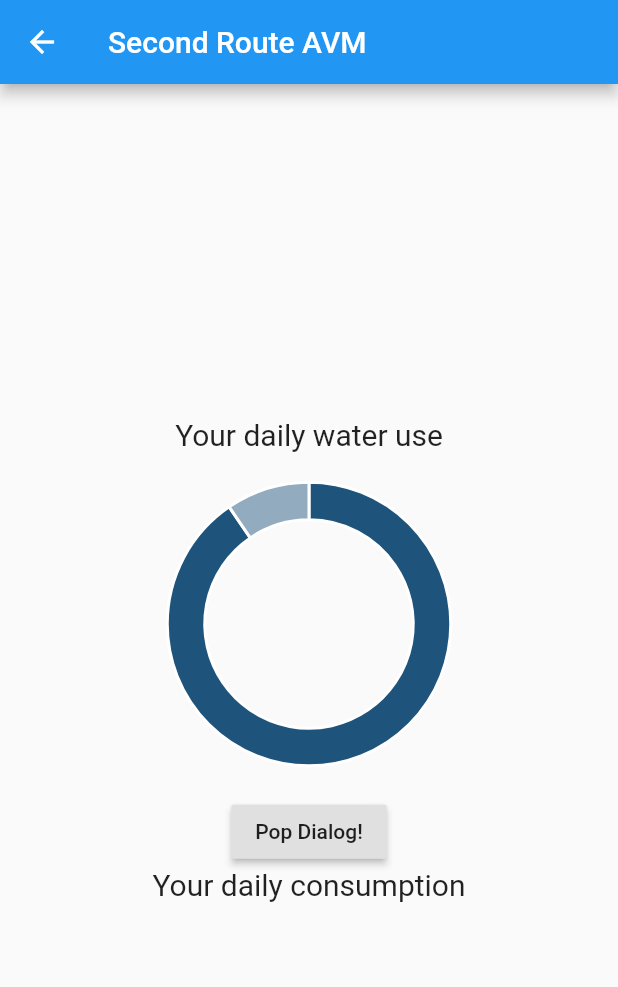
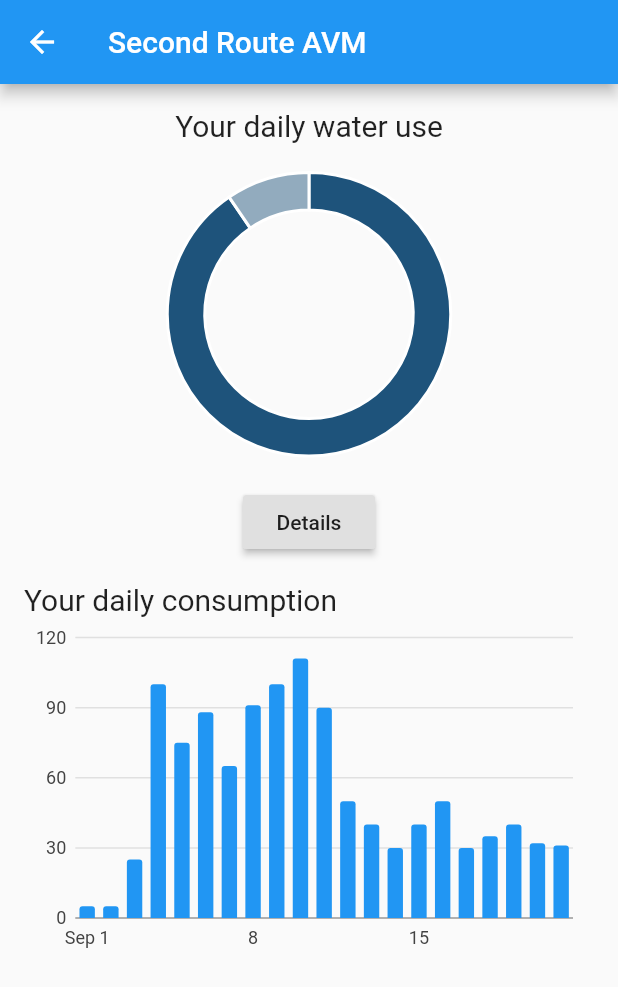
Before and after one commit to CurtesMalteser/AVMapp, a Flutter app: the SecondRoute screen opened directly, on a phone screen of 412 x 824 dp. Shown: the top 987 px of the screen. Run offline on Flutter 3.47's test engine with Material 2 defaults, Android fonts, the light colour scheme and no system bars; our stand-ins replace charts_flutter; network calls fail.

Commit message:
added padding

```diff
--- /dev/null
+++ b/lib/TimeSeriesChart.dart
@@ -0,0 +1,83 @@
+/// Example of a time series chart using a bar renderer.
+import 'package:charts_flutter/flutter.dart' as charts;
+import 'package:flutter/material.dart';
+
+class TimeSeriesBar extends StatelessWidget {
+  final List<charts.Series<TimeSeriesSales, DateTime>> seriesList;
+  final bool animate;
+
+  TimeSeriesBar(this.seriesList, {this.animate});
+
+  /// Creates a [TimeSeriesChart] with sample data and no transition.
+  factory TimeSeriesBar.withSampleData() {
+    return new TimeSeriesBar(
+      _createSampleData(),
+      // Disable animations for image tests.
+      animate: false,
+    );
+  }
+
+
+  @override
+  Widget build(BuildContext context) {
+    return new charts.TimeSeriesChart(
+      seriesList,
+      animate: animate,
+      // Set the default renderer to a bar renderer.
+      // This can also be one of the custom renderers of the time series chart.
+      defaultRenderer: new charts.BarRendererConfig<DateTime>(),
+      // It is recommended that default interactions be turned off if using bar
+      // renderer, because the line point highlighter is the default for time
+      // series chart.
+      defaultInteractions: false,
+      // If default interactions were removed, optionally add select nearest
+      // and the domain highlighter that are typical for bar charts.
+      behaviors: [new charts.SelectNearest(), new charts.DomainHighlighter()],
+    );
+  }
+
+  /// Create one series with sample hard coded data.
+  static List<charts.Series<TimeSeriesSales, DateTime>> _createSampleData() {
+    final data = [
+      new TimeSeriesSales(new DateTime(2017, 9, 1), 5),
+      new TimeSeriesSales(new DateTime(2017, 9, 2), 5),
+      new TimeSeriesSales(new DateTime(2017, 9, 3), 25),
+      new TimeSeriesSales(new DateTime(2017, 9, 4), 100),
+      new TimeSeriesSales(new DateTime(2017, 9, 5), 75),
+      new TimeSeriesSales(new DateTime(2017, 9, 6), 88),
+      new TimeSeriesSales(new DateTime(2017, 9, 7), 65),
+      new TimeSeriesSales(new DateTime(2017, 9, 8), 91),
+      new TimeSeriesSales(new DateTime(2017, 9, 9), 100),
+      new TimeSeriesSales(new DateTime(2017, 9, 10), 111),
+      new TimeSeriesSales(new DateTime(2017, 9, 11), 90),
+      new TimeSeriesSales(new DateTime(2017, 9, 12), 50),
+      new TimeSeriesSales(new DateTime(2017, 9, 13), 40),
+      new TimeSeriesSales(new DateTime(2017, 9, 14), 30),
+      new TimeSeriesSales(new DateTime(2017, 9, 15), 40),
+      new TimeSeriesSales(new DateTime(2017, 9, 16), 50),
+      new TimeSeriesSales(new DateTime(2017, 9, 17), 30),
+      new TimeSeriesSales(new DateTime(2017, 9, 18), 35),
+      new TimeSeriesSales(new DateTime(2017, 9, 19), 40),
+      new TimeSeriesSales(new DateTime(2017, 9, 20), 32),
+      new TimeSeriesSales(new DateTime(2017, 9, 21), 31),
+    ];
+
+    return [
+      new charts.Series<TimeSeriesSales, DateTime>(
+        id: 'Sales',
+        colorFn: (_, __) => charts.MaterialPalette.blue.shadeDefault,
+        domainFn: (TimeSeriesSales sales, _) => sales.time,
+        measureFn: (TimeSeriesSales sales, _) => sales.sales,
+        data: data,
+      )
+    ];
+  }
+}
+
+/// Sample time series data type.
+class TimeSeriesSales {
+  final DateTime time;
+  final int sales;
+
+  TimeSeriesSales(this.time, this.sales);
+}
--- a/lib/secondscreen.dart
+++ b/lib/secondscreen.dart
@@ -4,6 +4,8 @@ import 'dart:ui';
 
 import 'package:charts_flutter/flutter.dart' as charts;
 import 'package:flutter/material.dart' as prefix0;
+
+import 'TimeSeriesChart.dart';
 
 class SecondRoute extends StatefulWidget {
   SecondRoute({Key key, this.title}) : super(key: key);
@@ -81,12 +83,16 @@ class _SecondPageState extends State<SecondRoute> {
       ),
       body: Center(
         child: Column(
+          mainAxisSize: MainAxisSize.max,
+          children: <Widget>[
+            Column(
               mainAxisAlignment: MainAxisAlignment.center,
               children: <Widget>[
-            Text("Your daily water use",
-              style: TextStyle(
-                fontSize: 20,
-                fontFamily: 'Roboto'
+                Padding(
+                  padding: EdgeInsets.only(top: 16, left: 16, right: 16),
+                  child: Text(
+                    "Your daily water use",
+                    style: TextStyle(fontSize: 20, fontFamily: 'Roboto'),
                   ),
                 ),
                 SizedBox(
@@ -107,18 +113,40 @@ class _SecondPageState extends State<SecondRoute> {
                     ),
                   ),
                 ),
+                /*RaisedButton(
+                  onPressed: () {
+                    _showDialog(context);
+                  },
+                  child: Text('Pop Dialog!'),
+                ),*/
                 RaisedButton(
                   onPressed: () {
                     _showDialog(context);
                   },
-              child: Text('Pop Dialog!'),
+                  child: Text('Details'),
                 ),
-            Text("Your daily consumption",
-              style: TextStyle(
-                  fontSize: 20,
-                  fontFamily: 'Roboto'
+              ],
             ),
+            Padding(
+              padding: EdgeInsets.all(16),
+              child: Column(
+                children: <Widget>[
+                  Container(
+                    child: Align(
+                      alignment: Alignment.centerLeft,
+                      child: Text("Your daily consumption",
+                          style: TextStyle(fontSize: 20, fontFamily: 'Roboto'),
                           textAlign: TextAlign.right,
+                          softWrap: false),
+                    ),
+                  ),
+                  SizedBox(
+                    width: double.infinity,
+                    height: 229.0,
+                    child: TimeSeriesBar.withSampleData(),
+                  ),
+                ],
+              ),
             ),
           ],
         ),
```
Lines whose indentation alone changed are shown as unchanged.
